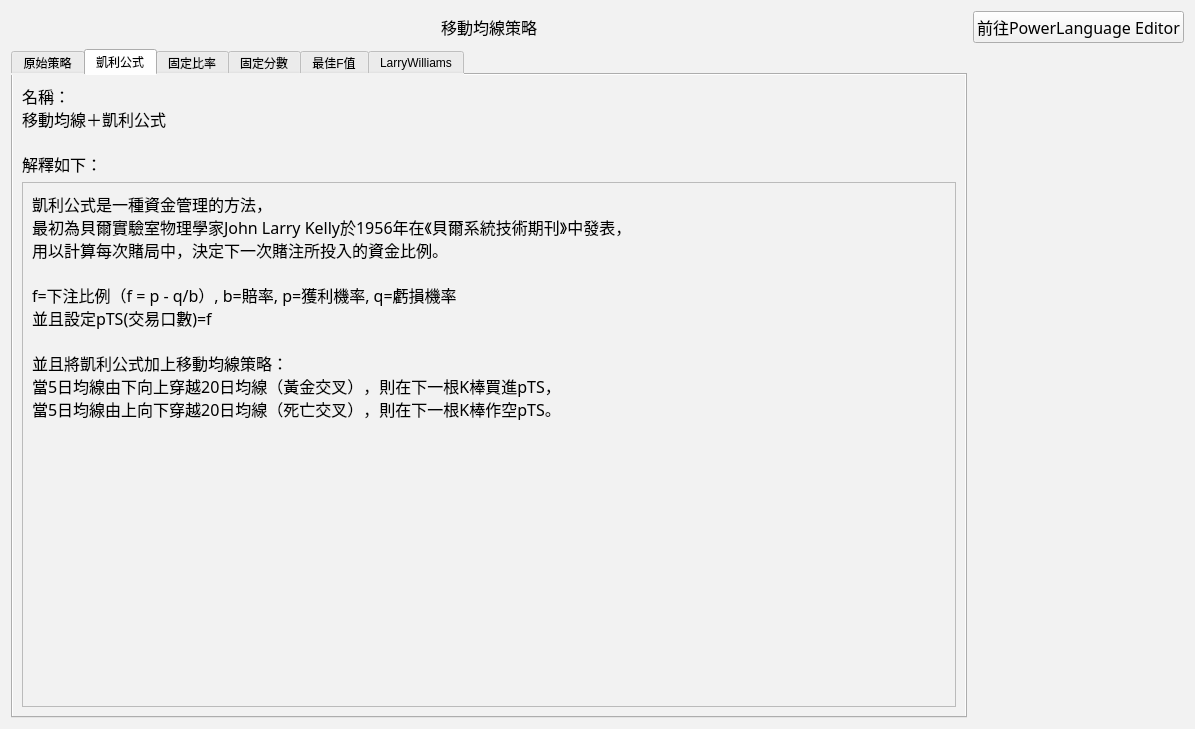
This is MoveAverage_Strategies_UI.ui in allen93075/Winner as Qt 5 draws it before an edit. The edited form follows.
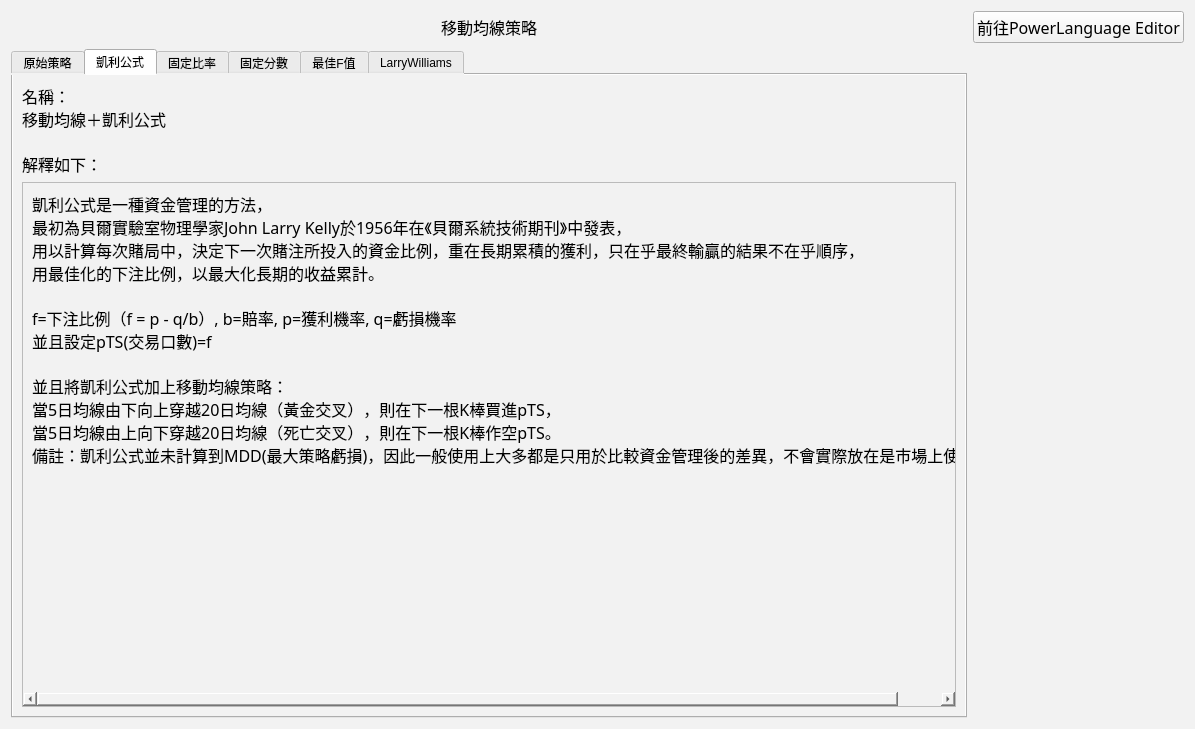
This is the edited form. The open tabs and pages were chosen to show the change.

Commit message: 資金管理(Kelly)內容修改

Patch:
```diff
--- a/MoveAverage_Strategies_UI.ui
+++ b/MoveAverage_Strategies_UI.ui
@@ -183,7 +183,8 @@
              <property name="text">
               <string>凱利公式是一種資金管理的方法，
 最初為貝爾實驗室物理學家John Larry Kelly於1956年在《貝爾系統技術期刊》中發表，
-用以計算每次賭局中，決定下一次賭注所投入的資金比例。
+用以計算每次賭局中，決定下一次賭注所投入的資金比例，重在長期累積的獲利，只在乎最終輸贏的結果不在乎順序，
+用最佳化的下注比例，以最大化長期的收益累計。
 
 f=下注比例（f = p - q/b）, b=賠率, p=獲利機率, q=虧損機率
 並且設定pTS(交易口數)=f
@@ -191,6 +192,7 @@
 並且將凱利公式加上移動均線策略：
 當5日均線由下向上穿越20日均線（黃金交叉），則在下一根K棒買進pTS，
 當5日均線由上向下穿越20日均線（死亡交叉），則在下一根K棒作空pTS。
+備註：凱利公式並未計算到MDD(最大策略虧損)，因此一般使用上大多都是只用於比較資金管理後的差異，不會實際放在是市場上使用。
 </string>
              </property>
              <property name="alignment">
```
The commit also changes 11 other files.
